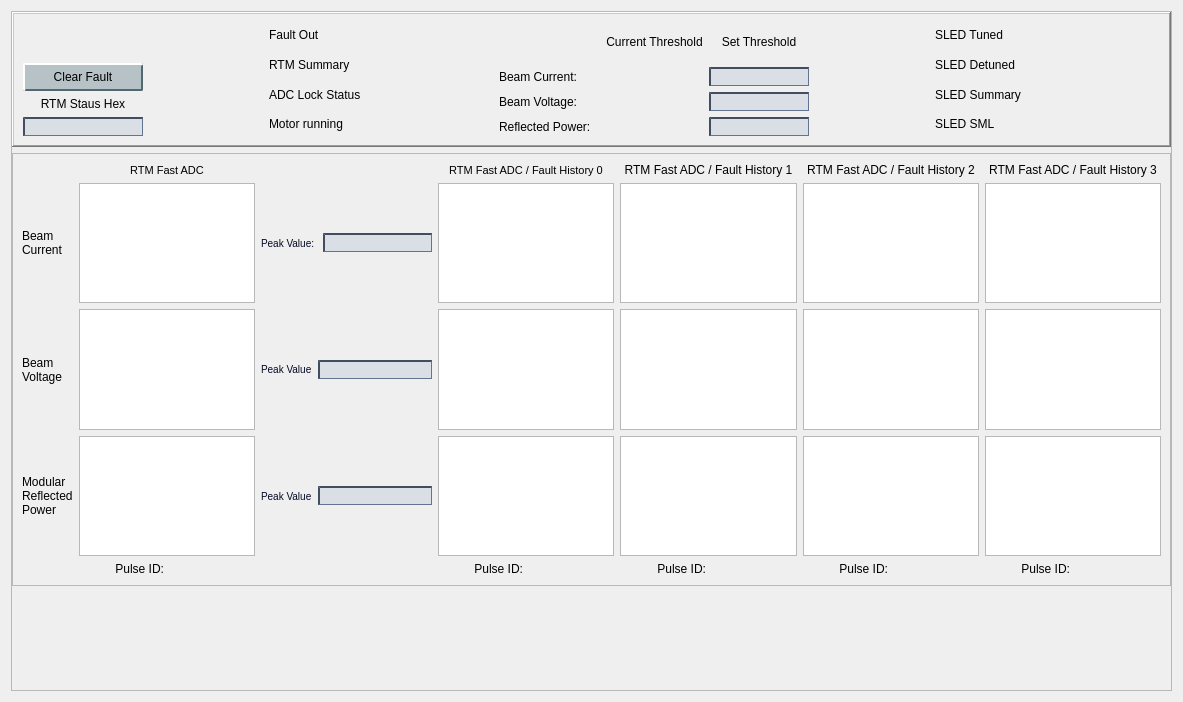
Above: new_look/rtm.ui from cristinasewell/ATCA_PyDM_Screens before the change. Below: the same form after it.
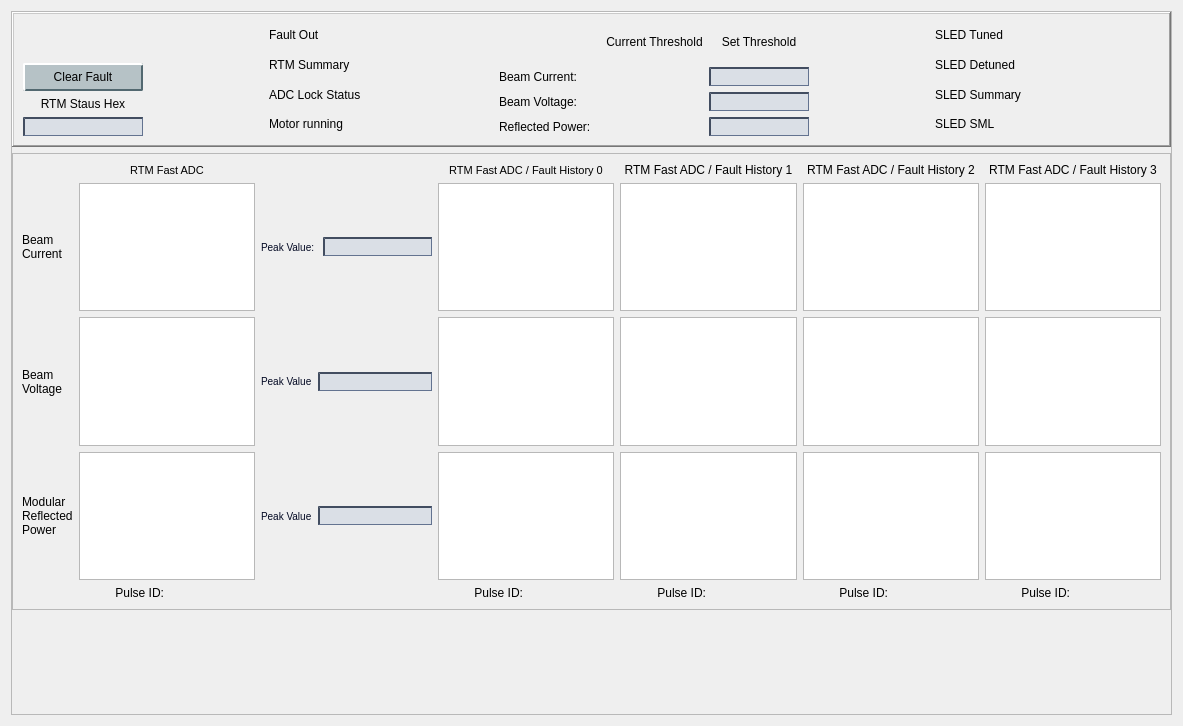
That is the form after the change. Custom widgets are drawn as their Qt base class.

Commit message: FIX-fixed pv for waveform (rtm)

Diff of the .ui file:
```diff
--- a/new_look/rtm.ui
+++ b/new_look/rtm.ui
@@ -7,7 +7,7 @@
     <x>0</x>
     <y>0</y>
     <width>1183</width>
-    <height>702</height>
+    <height>726</height>
    </rect>
   </property>
   <property name="windowTitle">
@@ -172,9 +172,9 @@
       <property name="geometry">
        <rect>
         <x>0</x>
-        <y>-2</y>
-        <width>1157</width>
-        <height>688</height>
+        <y>0</y>
+        <width>1167</width>
+        <height>710</height>
        </rect>
       </property>
       <layout class="QVBoxLayout" name="verticalLayout_2" stretch="0,1,0">
```
Left out of the diff: 4 changed lines with no effect on the pictures.
